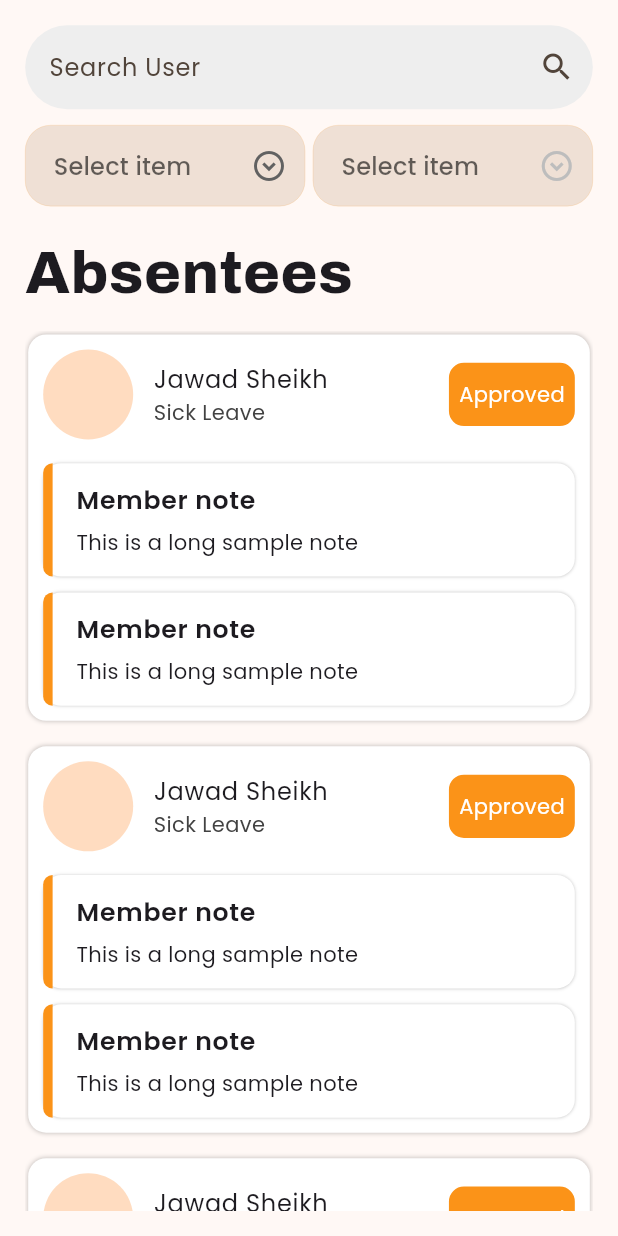
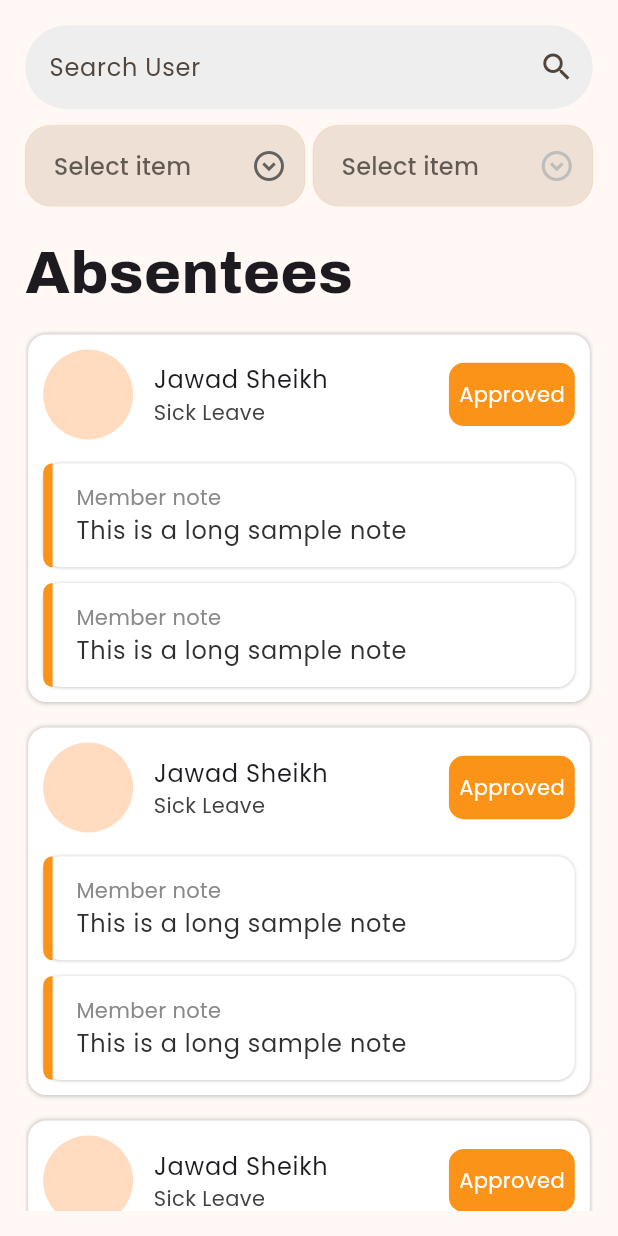
Before and after one commit to abdulrehman04/Crewmeister-app, a Flutter app: the screen it shows after launch, on a phone screen of 412 x 824 dp. Run offline on Flutter 3.47's test engine with Material 3 defaults, Android fonts, the phone set to English and light mode, and no system bars; our stand-ins replace flutter_screenutil, form_builder_validators, go_router, google_fonts.

Commit message:
feat: update NoteWidget text styles for improved readability

```diff
--- a/lib/screens/absence_manager/widgets/_note_widget.dart
+++ b/lib/screens/absence_manager/widgets/_note_widget.dart
@@ -43,18 +43,18 @@ class NoteWidget extends StatelessWidget {
                   children: [
                     Text(
                       title,
-                      style: Theme.of(context).textTheme.bodyLarge?.copyWith(
-                        fontWeight: FontWeight.w600,
-                        fontSize: 16.sp,
+                      style: Theme.of(context).textTheme.bodyMedium?.copyWith(
+                        color: AppTheme.textSecondary,
                       ),
                     ),
-                    5.verticalSpace,
                     Text(
                       note,
                       maxLines: 2,
                       softWrap: true,
                       overflow: TextOverflow.ellipsis,
-                      style: Theme.of(context).textTheme.bodyMedium,
+                      style: Theme.of(
+                        context,
+                      ).textTheme.bodyLarge?.copyWith(color: Colors.grey[850]),
                     ),
                   ],
                 ),
```
